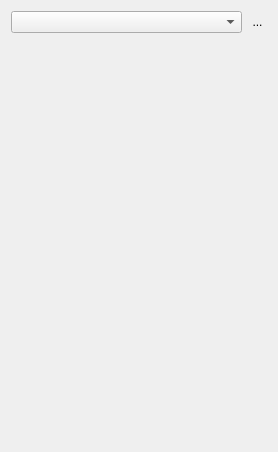
First picture: the form in src/plugins/OpenSpeedShop/ConnectionManager/ConnectionWidget.ui, repository OpenSpeedShop/gui, before the edit.
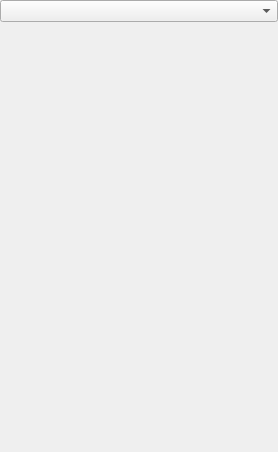
Second picture: the form after the edit. Icons and pictures are not drawn.

Commit message: Moved connection manager away from QDockWidget controls to a more integrated methodology; fixed exception handling in most widgets.

What changed in the file:
```diff
--- a/src/plugins/OpenSpeedShop/ConnectionManager/ConnectionWidget.ui
+++ b/src/plugins/OpenSpeedShop/ConnectionManager/ConnectionWidget.ui
@@ -19,9 +19,13 @@
   <property name="windowTitle">
    <string>Form</string>
   </property>
-  <layout class="QGridLayout" name="gridLayout">
-   <item row="0" column="0">
-    <layout class="QHBoxLayout" name="horizontalLayout">
+  <layout class="QVBoxLayout" name="verticalLayout">
+   <property name="spacing">
+    <number>3</number>
+   </property>
+   <property name="margin">
+    <number>0</number>
+   </property>
      <item>
       <widget class="QComboBox" name="cmbConnectionType">
        <property name="sizePolicy">
@@ -36,26 +40,6 @@
       </widget>
      </item>
      <item>
-      <widget class="QToolButton" name="btnConnect">
-       <property name="styleSheet">
-        <string notr="true">border: none;</string>
-       </property>
-       <property name="text">
-        <string>...</string>
-       </property>
-       <property name="icon">
-        <iconset resource="../Resources/OpenSpeedShop.qrc">
-         <normaloff>:/OpenSpeedShop/connect.svg</normaloff>
-         <normalon>:/OpenSpeedShop/disconnect.svg</normalon>:/OpenSpeedShop/connect.svg</iconset>
-       </property>
-       <property name="checkable">
-        <bool>true</bool>
-       </property>
-      </widget>
-     </item>
-    </layout>
-   </item>
-   <item row="2" column="0">
     <widget class="QStackedWidget" name="stackedWidget"/>
    </item>
   </layout>
```
Left out of the diff: 4 changed lines with no effect on the pictures. Lines whose indentation alone changed are shown as unchanged. The commit also changes 33 other files.
